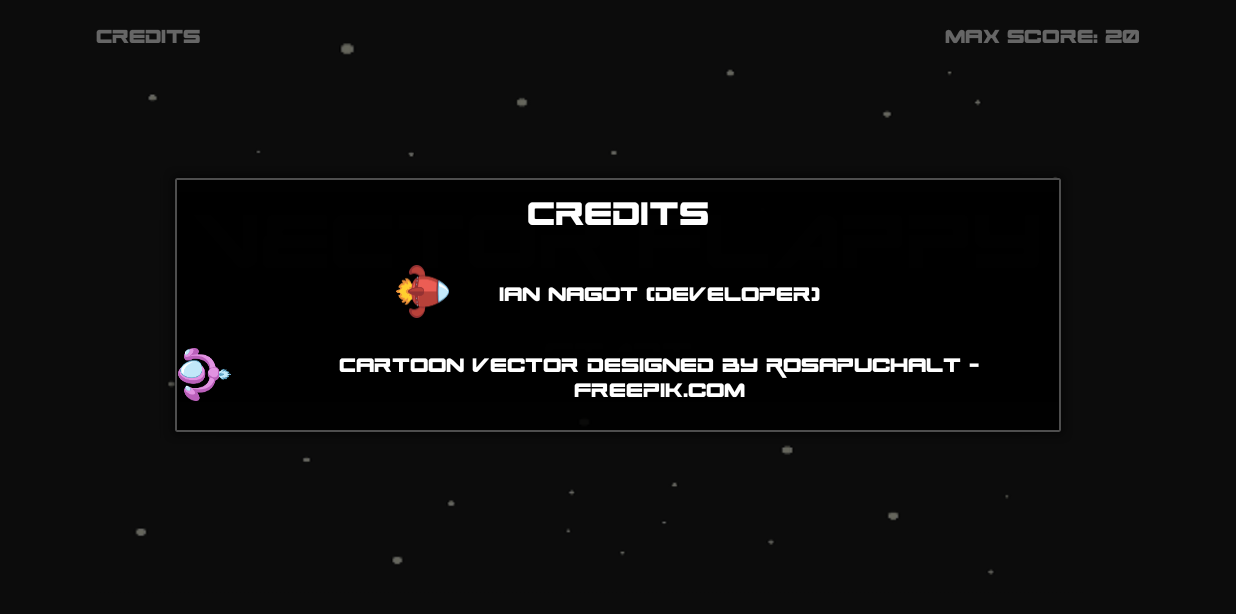
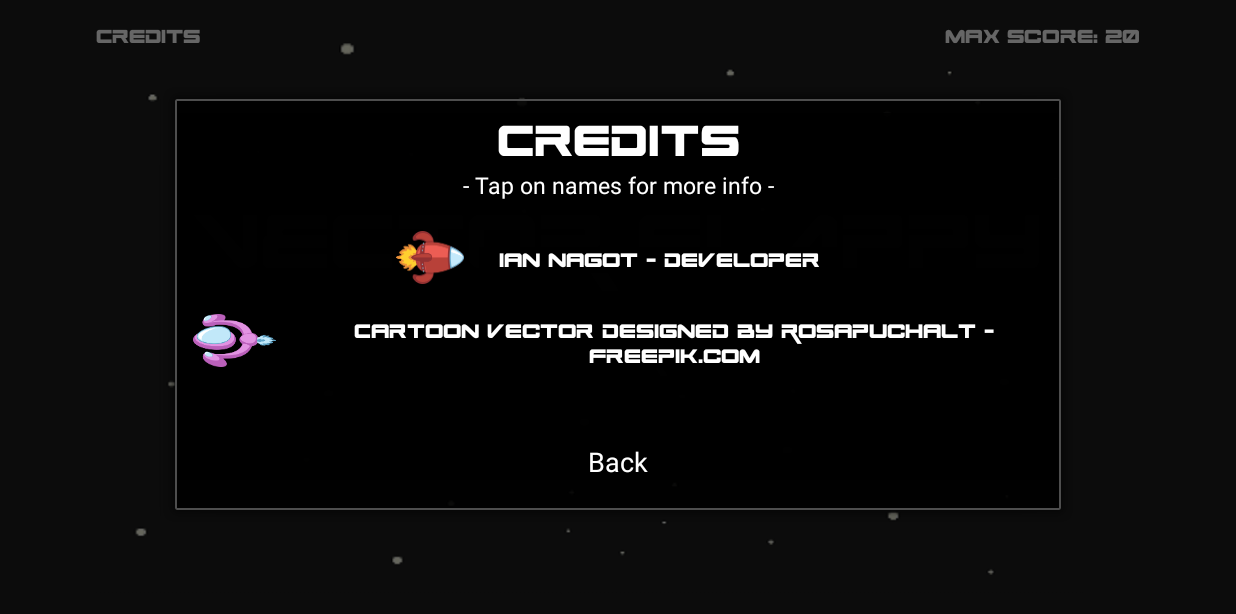
Before and after one commit to nagot21/VectorFlappy, an Android app: the screen it shows after launch (MainActivity), after a tap on "Credits", on a phone screen of 824 x 412 dp (held sideways). Shown: the top 614 px of the screen. Run offline under Robolectric (Android 15) with nearby library versions, the phone set to English and light mode, and no system bars; 1 statement that could not run was skipped; 1 other tap on this screen came first.

Commit message:
Add new text to dialog_credits.xml and strings.xml

```diff
--- a/app/src/main/res/layout/dialog_credits.xml
+++ b/app/src/main/res/layout/dialog_credits.xml
@@ -15,7 +15,16 @@
         android:gravity="center"
         android:text="@string/credits"
         android:textColor="@color/white"
-        android:textSize="30sp" />
+        android:textSize="40sp" />
+
+    <TextView
+        android:id="@+id/dialogTapToInfo"
+        android:layout_width="match_parent"
+        android:layout_height="wrap_content"
+        android:gravity="center"
+        android:text="@string/tap"
+        android:textColor="@color/white"
+        android:textSize="15sp" />
 
     <LinearLayout
         android:layout_width="match_parent"
@@ -26,7 +35,7 @@
 
         <ImageView
             android:id="@+id/imageShip"
-            android:layout_width="35dp"
+            android:layout_width="45dp"
             android:layout_height="35dp"
             android:layout_gravity="center"
             android:background="@drawable/ship" />
@@ -36,8 +45,8 @@
             android:layout_width="wrap_content"
             android:layout_height="wrap_content"
             android:layout_gravity="center"
-            android:layout_marginLeft="20dp"
-            android:layout_marginStart="20dp"
+            android:layout_marginLeft="10dp"
+            android:layout_marginStart="10dp"
             android:layout_marginTop="2dp"
             android:background="@color/blackTransparent"
             android:paddingEnd="13dp"
@@ -57,17 +66,19 @@
 
         <ImageView
             android:id="@+id/imageEnemy"
-            android:layout_width="35dp"
+            android:layout_width="55dp"
             android:layout_height="35dp"
-            android:background="@drawable/enemy1" />
+            android:background="@drawable/enemy1"
+            android:layout_marginStart="10dp"
+            android:layout_marginLeft="10dp"/>
 
         <Button
             android:id="@+id/btnSprites"
             android:layout_width="wrap_content"
             android:layout_height="wrap_content"
             android:layout_gravity="center"
-            android:layout_marginLeft="20dp"
-            android:layout_marginStart="20dp"
+            android:layout_marginLeft="10dp"
+            android:layout_marginStart="10dp"
             android:layout_marginTop="2dp"
             android:background="@color/blackTransparent"
             android:text="@string/spritesCredits"
@@ -76,4 +87,14 @@
 
     </LinearLayout>
 
+    <Button
+        android:layout_width="wrap_content"
+        android:layout_height="wrap_content"
+        android:layout_gravity="center"
+        android:layout_marginTop="50dp"
+        android:background="@color/blackTransparent"
+        android:text="@string/back"
+        android:textColor="@color/white"
+        android:textSize="18sp" />
+
 </LinearLayout>
--- a/app/src/main/res/values/strings.xml
+++ b/app/src/main/res/values/strings.xml
@@ -7,6 +7,8 @@
     <string name="medium">medium</string>
     <string name="hard">hard</string>
     <string name="difficult">Choose difficulty</string>
-    <string name="nagotCredits">ian Nagot (developer)</string>
+    <string name="back">Back</string>
+    <string name="tap">- Tap on names for more info -</string>
+    <string name="nagotCredits">ian Nagot - developer</string>
     <string name="spritesCredits">Cartoon vector designed by Rosapuchalt - Freepik.com</string>
 </resources>
```
